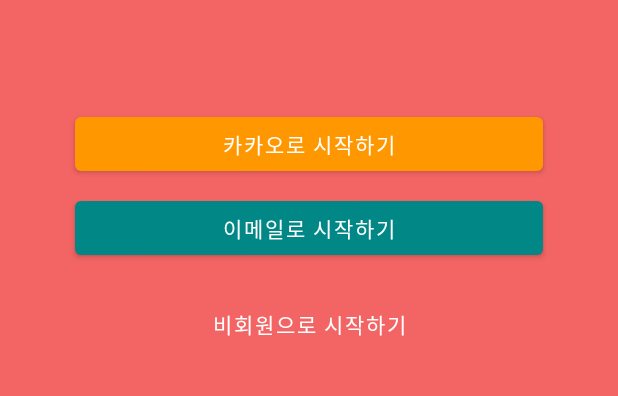
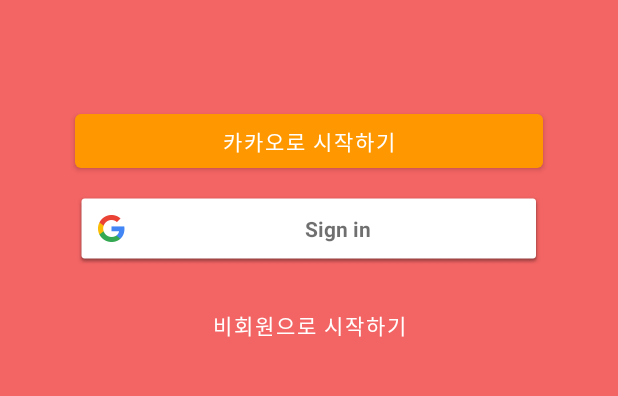
Before and after one commit to sootsun/GiveBlood, an Android app: the screen it shows after launch (MainActivity), on a phone screen of 412 x 824 dp, the part 411-807 px from its top. Run offline under Robolectric (Android 15) with nearby library versions, the light colour scheme and no system bars; our stand-ins replace Firebase (no records; nobody signed in at launch, a user with empty details on screens opened directly).

Commit message:
googlesuccess

```diff
--- a/app/src/main/java/oss/main/MainActivity.java
+++ b/app/src/main/java/oss/main/MainActivity.java
@@ -2,12 +2,28 @@
 
 import androidx.activity.result.ActivityResultLauncher;
 import androidx.activity.result.contract.ActivityResultContracts;
+import androidx.annotation.NonNull;
 import androidx.appcompat.app.AppCompatActivity;
 
 import android.app.Activity;
 import android.content.Intent;
 import android.os.Bundle;
+import android.view.View;
 import android.widget.Button;
+import android.widget.Toast;
+
+import com.google.android.gms.auth.api.signin.GoogleSignIn;
+import com.google.android.gms.auth.api.signin.GoogleSignInAccount;
+import com.google.android.gms.auth.api.signin.GoogleSignInClient;
+import com.google.android.gms.auth.api.signin.GoogleSignInOptions;
+import com.google.android.gms.common.SignInButton;
+import com.google.android.gms.common.api.ApiException;
+import com.google.android.gms.tasks.OnCompleteListener;
+import com.google.android.gms.tasks.Task;
+import com.google.firebase.auth.AuthCredential;
+import com.google.firebase.auth.AuthResult;
+import com.google.firebase.auth.FirebaseAuth;
+import com.google.firebase.auth.GoogleAuthProvider;
 
 import oss.util.Command;
 import oss.util.NullCommand;
@@ -26,6 +42,16 @@
  * */
 public class MainActivity extends AppCompatActivity {
     public static final String PASSED = "PASSED";
+    private static final int RC_SIGN_IN = 900;
+
+    // 구글api클라이언트
+    private GoogleSignInClient googleSignInClient;
+
+    // 파이어베이스 인증 객체 생성
+    private FirebaseAuth firebaseAuth;
+
+    // 구글  로그인 버튼
+    private SignInButton buttonGoogle;
 
     @Override
     protected void onCreate(Bundle savedInstanceState) {
@@ -33,21 +59,72 @@
         super.onCreate(savedInstanceState);
         setContentView(R.layout.activity_main);
 
+        firebaseAuth = FirebaseAuth.getInstance();
+
+        buttonGoogle = findViewById(R.id.main_google_button);
+
+        // Google 로그인을 앱에 통합
+        // GoogleSignInOptions 개체를 구성할 때 requestIdToken을 호출
+        GoogleSignInOptions googleSignInOptions = new GoogleSignInOptions.Builder(GoogleSignInOptions.DEFAULT_SIGN_IN)
+                .requestIdToken(getString(R.string.default_web_client_id))
+                .requestEmail()
+                .build();
+
+        googleSignInClient = GoogleSignIn.getClient(this, googleSignInOptions);
+
+        buttonGoogle.setOnClickListener(new View.OnClickListener() {
+            @Override
+            public void onClick(View view) {
+                Intent signInIntent = googleSignInClient.getSignInIntent();
+                startActivityForResult(signInIntent, RC_SIGN_IN);
+            }
+        });
+
         Button kakaoLogin = findViewById(R.id.main_kakao_button);
-        Button emailLogin = findViewById(R.id.main_email_button);
         Button passLogin = findViewById(R.id.main_pass_button);
 
         kakaoLogin.setOnClickListener(v -> {
             startActivity(new Intent(this, KakaoLoginActivity.class));
         });
 
-        emailLogin.setOnClickListener(v -> {
-            startActivity(new Intent(this, EmailLoginActivity.class));
-        });
 
         passLogin.setOnClickListener(v -> {
             startActivity(new Intent(this, BoardActivity.class));
         });
     }
+    @Override
+    public void onActivityResult(int requestCode, int resultCode, Intent data) {
+        super.onActivityResult(requestCode, resultCode, data);
+
+        // 구글로그인 버튼 응답
+        if (requestCode == RC_SIGN_IN) {
+            Task<GoogleSignInAccount> task = GoogleSignIn.getSignedInAccountFromIntent(data);
+            try {
+                // 구글 로그인 성공
+                GoogleSignInAccount account = task.getResult(ApiException.class);
+                firebaseAuthWithGoogle(account);
+            } catch (ApiException e) {
+
+            }
+        }
+    }
+    private void firebaseAuthWithGoogle(GoogleSignInAccount acct) {
+
+        AuthCredential credential = GoogleAuthProvider.getCredential(acct.getIdToken(), null);
+        firebaseAuth.signInWithCredential(credential)
+                .addOnCompleteListener(this, new OnCompleteListener<AuthResult>() {
+                    @Override
+                    public void onComplete(@NonNull Task<AuthResult> task) {
+                        if (task.isSuccessful()) {
+                            // 로그인 성공
+                            Toast.makeText(MainActivity.this, R.string.success_login, Toast.LENGTH_SHORT).show();
+                        } else {
+                            // 로그인 실패
+                            Toast.makeText(MainActivity.this, R.string.failed_login, Toast.LENGTH_SHORT).show();
+                        }
+
+                    }
+                });
+    }
 
 }
--- a/app/src/main/res/layout/activity_main.xml
+++ b/app/src/main/res/layout/activity_main.xml
@@ -26,30 +26,32 @@
         android:layout_height="wrap_content"
         android:layout_marginStart="50dp"
         android:layout_marginLeft="50dp"
-        android:layout_marginTop="72dp"
+        android:layout_marginTop="70dp"
         android:layout_marginEnd="50dp"
         android:layout_marginRight="50dp"
         android:text="@string/action_sign_in_kakao"
         app:backgroundTint="#FF9800"
         app:layout_constraintEnd_toEndOf="parent"
-        app:layout_constraintHorizontal_bias="0.0"
+        app:layout_constraintHorizontal_bias="1.0"
         app:layout_constraintStart_toStartOf="parent"
         app:layout_constraintTop_toBottomOf="@+id/main_title_text" />
 
-    <Button
-        android:id="@+id/main_email_button"
+    <com.google.android.gms.common.SignInButton
+        android:id="@+id/main_google_button"
         android:layout_width="0dp"
         android:layout_height="wrap_content"
         android:layout_marginStart="50dp"
         android:layout_marginLeft="50dp"
-        android:layout_marginTop="8dp"
+        android:layout_marginTop="10dp"
         android:layout_marginEnd="50dp"
         android:layout_marginRight="50dp"
         android:text="@string/action_sign_in_email"
         app:backgroundTint="@color/teal_700"
         app:layout_constraintEnd_toEndOf="parent"
         app:layout_constraintStart_toStartOf="parent"
-        app:layout_constraintTop_toBottomOf="@+id/main_kakao_button" />
+        app:layout_constraintTop_toBottomOf="@+id/main_kakao_button">
+
+    </com.google.android.gms.common.SignInButton>
 
     <Button
         android:id="@+id/main_pass_button"
@@ -60,6 +62,6 @@
         android:text="@string/action_pass"
         app:layout_constraintEnd_toEndOf="parent"
         app:layout_constraintStart_toStartOf="parent"
-        app:layout_constraintTop_toBottomOf="@+id/main_email_button" />
+        app:layout_constraintTop_toBottomOf="@+id/main_google_button" />
 
 </androidx.constraintlayout.widget.ConstraintLayout>
--- a/app/src/main/res/values/strings.xml
+++ b/app/src/main/res/values/strings.xml
@@ -14,4 +14,8 @@
     <string name="action_id_inquiry">아이디 찾기</string>
     <string name="action_pw_inquiry">비밀번호 찾기</string>
     <string name="action_register">회원가입</string>
+
+    <string name="signin">로그인</string>
+    <string name="success_login">로그인 성공</string>
+    <string name="failed_login">로그인 실패</string>
 </resources>
--- a/build.gradle
+++ b/build.gradle
@@ -6,6 +6,7 @@
     }
     dependencies {
         classpath "com.android.tools.build:gradle:4.2.2"
+        classpath 'com.google.gms:google-services:4.3.8'
 
         // NOTE: Do not place your application dependencies here; they belong
         // in the individual module build.gradle files
```
Also changed, not shown: app/build.gradle (+5 -2 lines), 2 other files.
